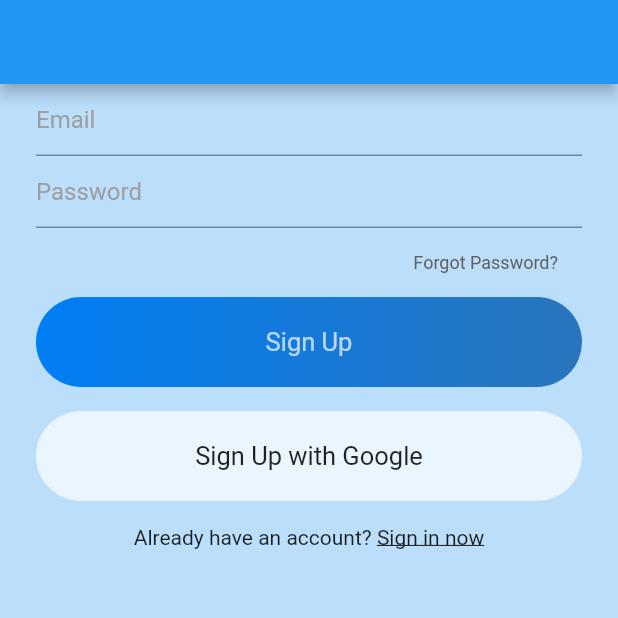
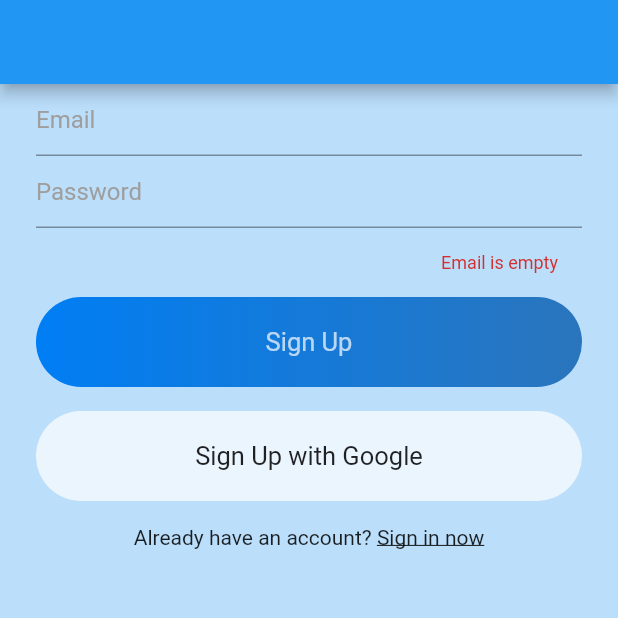
Before and after one commit to wearablebiosensing/carewell_chat, a Flutter app: the screen it shows after launch, after a tap on "Sign Up", on a phone screen of 412 x 824 dp, the top half of it. Run offline on Flutter 3.47's test engine with Material 2 defaults, Android fonts, the phone set to English and light mode, and no system bars; our stand-ins replace cloud_firestore, firebase_auth, firebase_core; accounts and stored records are empty.

Commit message:
Displays error messages when invalid signin

```diff
--- a/lib/views/signup.dart
+++ b/lib/views/signup.dart
@@ -12,6 +12,8 @@ import 'package:firebase_core/firebase_core.dart';
 FirebaseAuth chatuser = FirebaseAuth.instance;
 String username = '';
 String email = 'Not actually signed in';
+
+String message = '';
 
 class SignUp extends StatefulWidget {
   const SignUp({Key? key}) : super(key: key);
@@ -64,9 +66,9 @@ class _SignUpState extends State<SignUp> {
                   child: Container(
                     padding: EdgeInsets.symmetric(horizontal: 16, vertical: 8),
                     child: Text(
-                      "Forgot Password?",
+                      message,
                       style:
-                          new TextStyle(color: Colors.grey[700], fontSize: 12),
+                          new TextStyle(color: Colors.red[700], fontSize: 12),
                     ),
                   ),
                 ),
@@ -83,9 +85,15 @@ class _SignUpState extends State<SignUp> {
 
                     if (email.isEmpty) {
                       print("Email is empty");
+                      setState(() {
+                        message = "Email is empty";
+                      });
                     } else {
                       if (password.isEmpty) {
                         print("Password is empty");
+                        setState(() {
+                          message = "Password is empty";
+                        });
                       } else {
                         FirebaseAuth.instance
                             .authStateChanges()
@@ -113,8 +121,15 @@ class _SignUpState extends State<SignUp> {
                         } on FirebaseAuthException catch (e) {
                           if (e.code == 'weak-password') {
                             print('The password provided is too weak.');
+                            setState(() {
+                              message = 'The password provided is too weak.';
+                            });
                           } else if (e.code == 'email-already-in-use') {
                             print('The account already exists for that email.');
+                            setState(() {
+                              message =
+                                  'The account already exists for that email.';
+                            });
                           }
                         } catch (e) {
                           print(e);
```
